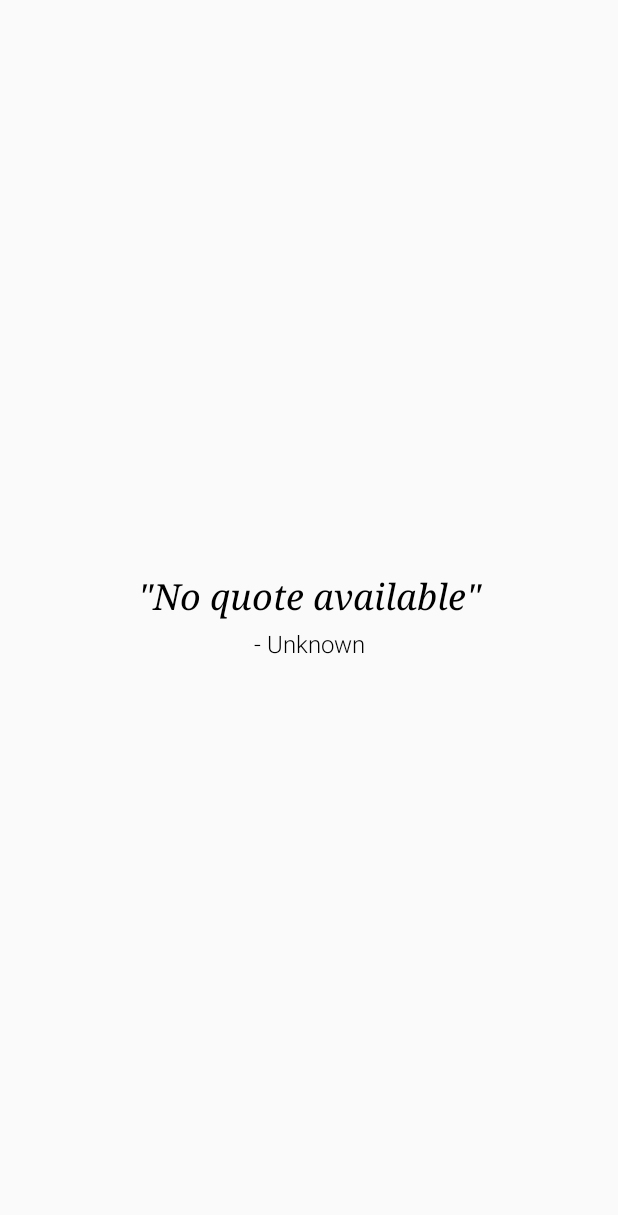
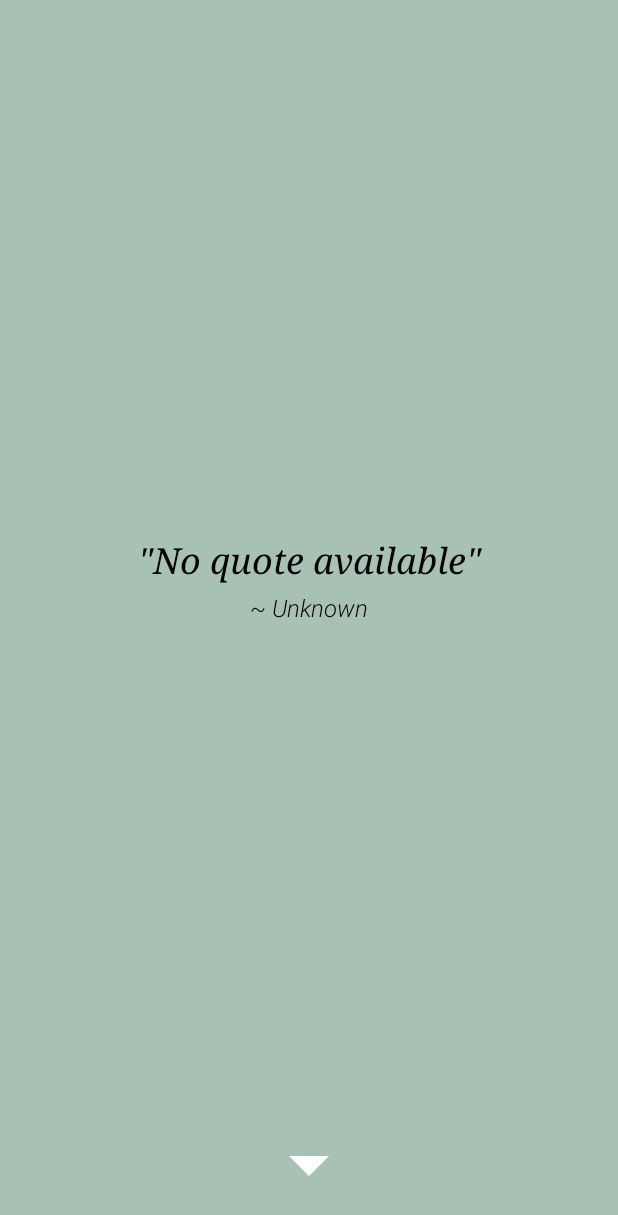
Before and after one commit to jannismilz/scrollosophy, an Android app built with Jetpack Compose: the QuoteActivity screen opened directly, with no data from a screen before it, on a phone screen of 412 x 824 dp. Shown: the top 1215 px of the screen. Run offline under Robolectric (Android 15) with nearby library versions, the phone set to English and light mode, and no system bars.

Commit message:
Fix styling of quote screen and generate background color

```diff
--- a/app/src/main/java/com/example/scrollosophy/QuoteActivity.kt
+++ b/app/src/main/java/com/example/scrollosophy/QuoteActivity.kt
@@ -3,16 +3,22 @@ package com.example.scrollosophy
 import android.os.Bundle
 import androidx.activity.ComponentActivity
 import androidx.activity.compose.setContent
+import androidx.compose.foundation.background
 import androidx.compose.foundation.layout.*
+import androidx.compose.material.icons.Icons
+import androidx.compose.material.icons.outlined.ArrowDropDown
 import androidx.compose.material3.*
 import androidx.compose.runtime.*
 import androidx.compose.ui.Alignment
 import androidx.compose.ui.Modifier
+import androidx.compose.ui.graphics.Color
 import androidx.compose.ui.text.font.FontFamily
 import androidx.compose.ui.text.font.FontStyle
 import androidx.compose.ui.text.font.FontWeight
+import androidx.compose.ui.text.style.TextAlign
 import androidx.compose.ui.unit.dp
 import androidx.compose.ui.unit.sp
+import kotlin.random.Random
 
 class QuoteActivity : ComponentActivity() {
     override fun onCreate(savedInstanceState: Bundle?) {
@@ -28,27 +34,53 @@ class QuoteActivity : ComponentActivity() {
 
 @Composable
 fun QuoteScreen(quote: String, author: String) {
+    val pastelColor = remember { generatePastelColor() } // Generate once per recomposition
+
     Box(
-        modifier = Modifier.fillMaxSize(),
+        modifier = Modifier.fillMaxSize().background(pastelColor),
         contentAlignment = Alignment.Center
     ) {
         Column(
             horizontalAlignment = Alignment.CenterHorizontally,
-            modifier = Modifier.padding(16.dp)
+            modifier = Modifier.padding(16.dp).fillMaxSize(),
+            verticalArrangement = Arrangement.SpaceBetween
+        ) {
+            Text(text = "")
+            Column(
+                horizontalAlignment = Alignment.CenterHorizontally,
             ) {
                 Text(
                     text = "\"$quote\"",
                     fontSize = 24.sp,
                     fontStyle = FontStyle.Italic,
-                fontFamily = FontFamily.Serif, // Best match for NYT font
-                fontWeight = FontWeight.Normal
+                    fontFamily = FontFamily.Serif,
+                    fontWeight = FontWeight.Normal,
+                    textAlign = TextAlign.Center,
+                    modifier = Modifier.fillMaxWidth()
                 )
                 Spacer(modifier = Modifier.height(8.dp))
                 Text(
-                text = "- $author",
+                    text = "~ $author",
                     fontSize = 16.sp,
-                fontWeight = FontWeight.Light
+                    fontWeight = FontWeight.Light,
+                    fontStyle = FontStyle.Italic
+                )
+            }
+            Icon(
+                imageVector = Icons.Outlined.ArrowDropDown,
+                contentDescription = "Scroll to Next Icon",
+                tint = Color.White,
+                modifier = Modifier.size(64.dp).height(64.dp)
             )
         }
     }
 }
+
+private fun generatePastelColor(): Color {
+    val random = Random(System.currentTimeMillis())
+    val red = (160..220).random(random)
+    val green = (160..220).random(random)
+    val blue = (160..220).random(random)
+
+    return Color(red, green, blue)
+}
```
Lines whose indentation alone changed are shown as unchanged.
